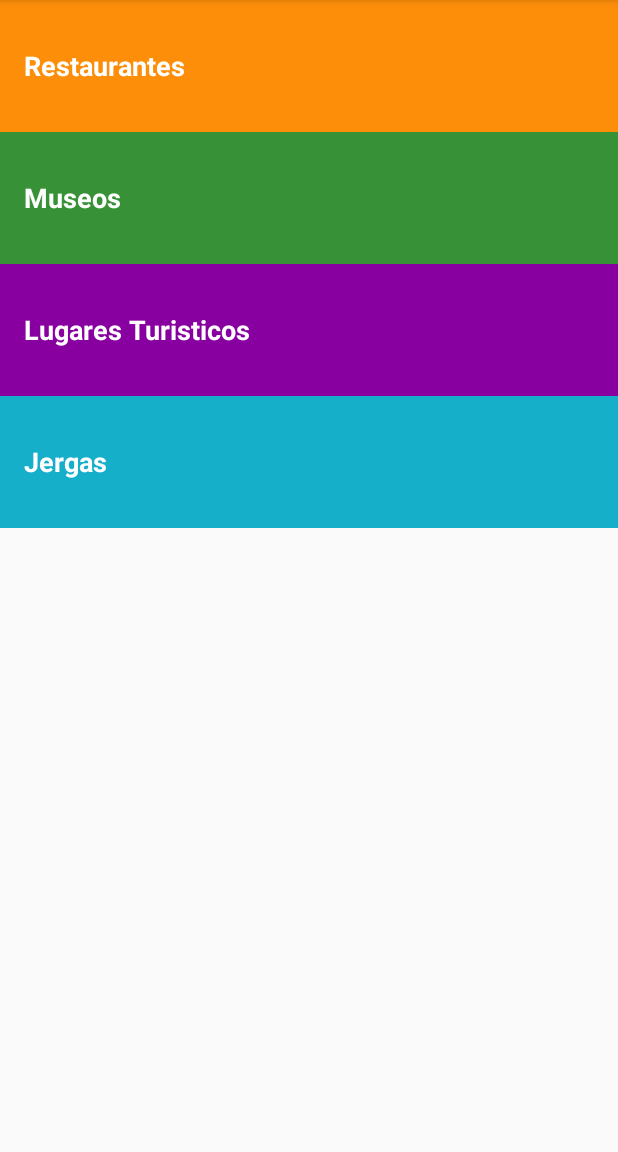
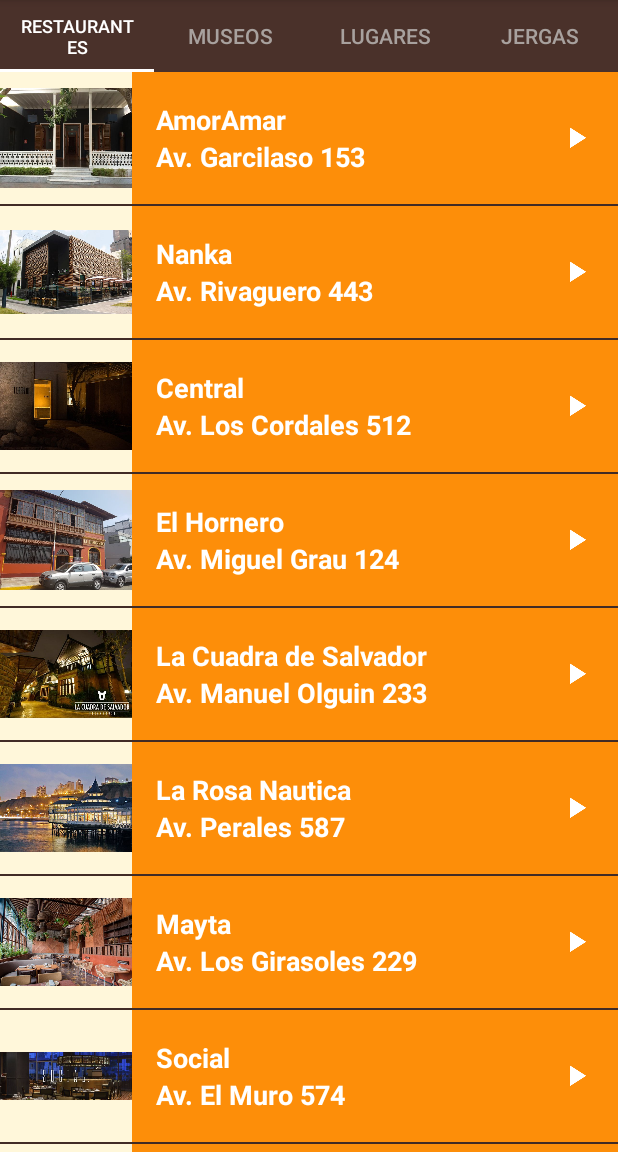
Before and after one commit to juanmdpc/Android_udacity_win10, an Android app: the screen it shows after launch (MainActivity), on a phone screen of 412 x 824 dp, the part 84-1236 px from its top. Run offline under Robolectric (Android 15) with nearby library versions, the phone set to English and light mode, and no system bars.

Commit message:
Project 6 Tour Guide v2.0 Fragments ViewPager PagerAdapter TabLayout added

```diff
--- a/MultiScreen_Apps/Miwok-Starter-code/app/src/main/java/com/example/android/miwok/CategoryFragmentPagerAdapter.java
+++ b/MultiScreen_Apps/Miwok-Starter-code/app/src/main/java/com/example/android/miwok/CategoryFragmentPagerAdapter.java
@@ -60,11 +60,11 @@ public class CategoryFragmentPagerAdapter extends FragmentPagerAdapter
     {
         switch (position)
         {
+            case 0:
+                return mContext.getString(R.string.category_numbers);
             case 1:
-                return mContext.getString(R.string.category_numbers);
+                return mContext.getString(R.string.category_family);
             case 2:
-                return mContext.getString(R.string.category_family);
-            case 3:
                 return mContext.getString(R.string.category_colors);
             default:
                 return mContext.getString(R.string.category_phrases);
--- a/TourGuide/app/build.gradle
+++ b/TourGuide/app/build.gradle
@@ -28,7 +28,12 @@ dependencies {
 
     implementation 'androidx.appcompat:appcompat:1.0.2'
     implementation 'androidx.constraintlayout:constraintlayout:1.1.3'
+    implementation 'androidx.legacy:legacy-support-v4:1.0.0'
     testImplementation 'junit:junit:4.12'
     androidTestImplementation 'androidx.test.ext:junit:1.1.1'
     androidTestImplementation 'androidx.test.espresso:espresso-core:3.2.0'
+
+    implementation 'com.google.android.material:material:1.0.0'
+
+
 }
--- /dev/null
+++ b/TourGuide/app/src/main/java/com/example/tour_guide/InformationPagerAdapter.java
@@ -0,0 +1,81 @@
+package com.example.tour_guide;
+
+import android.content.Context;
+
+import androidx.annotation.Nullable;
+import androidx.core.content.ContextCompat;
+import androidx.fragment.app.Fragment;
+import androidx.fragment.app.FragmentManager;
+import androidx.fragment.app.FragmentPagerAdapter;
+
+/**
+ * {@link InformationPagerAdapter} is a {@link FragmentPagerAdapter} that can provide
+ * the layout for each list item on a data source which is a list of {@link Information} objects.
+ */
+public class InformationPagerAdapter extends FragmentPagerAdapter
+{
+    /** Context of the app */
+    private Context mContext;
+
+    /**
+     * Create a new {@link InformationPagerAdapter} object.
+     * @param fm is the fragment manager that will keep each fragment's state in the adapter across swipes.
+     * @param context is the context of the activity.
+     */
+    public InformationPagerAdapter(FragmentManager fm, Context context)
+    {
+        super(fm);
+        mContext = context;
+    }
+
+    /**
+     * @return the total number of pages.
+     */
+    @Override
+    public int getCount()
+    {
+        return 4;
+    }
+
+    /**
+     *
+     * @param position is the number of page swiped.
+     * @return the {@link Fragment} that should be displayed for the given page number.
+     */
+    @Override
+    public Fragment getItem(int position)
+    {
+        switch (position)
+        {
+            case 0:
+                return new RestaurantsFragment();
+            case 1:
+                return new MuseumsFragment();
+            case 2:
+                return new PlacesFragment();
+            default:
+                return new SlangFragment();
+        }
+    }
+
+    /**
+     *
+     * @param position is the number of page selected.
+     * @return the {@link CharSequence} that should tab name for the given page.
+     */
+    @Override
+    public CharSequence getPageTitle(int position)
+    {
+        switch (position)
+        {
+            case 0:
+                return mContext.getString(R.string.category_restaurants);
+            case 1:
+                return mContext.getString(R.string.category_museums);
+            case 2:
+                return mContext.getString(R.string.category_tourist_places);
+            default:
+                return mContext.getString(R.string.category_slang);
+        }
+    }
+}
--- a/TourGuide/app/src/main/java/com/example/tour_guide/MainActivity.java
+++ b/TourGuide/app/src/main/java/com/example/tour_guide/MainActivity.java
@@ -1,11 +1,15 @@
 package com.example.tour_guide;
 
 import androidx.appcompat.app.AppCompatActivity;
+import androidx.viewpager.widget.PagerAdapter;
+import androidx.viewpager.widget.ViewPager;
 
 import android.content.Intent;
 import android.os.Bundle;
 import android.view.View;
 import android.widget.TextView;
+
+import com.google.android.material.tabs.TabLayout;
 
 public class MainActivity extends AppCompatActivity
 {
@@ -16,50 +20,24 @@ public class MainActivity extends AppCompatActivity
         super.onCreate(savedInstanceState);
         setContentView(R.layout.activity_main);
 
-        // Find the View for each category
-        TextView restaurantsTvi = findViewById(R.id.restaurants);
-        TextView museumsTvi = findViewById(R.id.museums);
-        TextView placesTvi = findViewById(R.id.places);
-        TextView slangTvi = findViewById(R.id.slang);
+        // Find the view pager that will allow the user to swipe between fragments
+        ViewPager viewPager = findViewById(R.id.view_pager);
 
-        restaurantsTvi.setOnClickListener(new View.OnClickListener()
-        {
-            @Override
-            public void onClick(View v)
-            {
-                Intent intent = new Intent(MainActivity.this, RestaurantsActivity.class);
-                startActivity(intent);
-            }
-        });
+        // Create an adapter that knows which fragment should be shown on each page.
+        PagerAdapter adapter = new InformationPagerAdapter(getSupportFragmentManager(), this);
 
-        museumsTvi.setOnClickListener(new View.OnClickListener()
-        {
-            @Override
-            public void onClick(View v)
-            {
-                Intent intent = new Intent(MainActivity.this, MuseumsActivity.class);
-                startActivity(intent);
-            }
-        });
+        // Set the adapter onto the view pager.
+        viewPager.setAdapter(adapter);
 
-        placesTvi.setOnClickListener(new View.OnClickListener()
-        {
-            @Override
-            public void onClick(View v)
-            {
-                Intent intent = new Intent(MainActivity.this, PlacesActivity.class);
-                startActivity(intent);
-            }
-        });
+        // Find the tab layout that shows the tabs.
+        TabLayout tabLayout = findViewById(R.id.tab_layout);
 
-        slangTvi.setOnClickListener(new View.OnClickListener()
-        {
-            @Override
-            public void onClick(View v)
-            {
-                Intent intent = new Intent(MainActivity.this, SlangActivity.class);
-                startActivity(intent);
-            }
-        });
+        // Connect the tab layout with the view pager. This will
+        // 1. Update the tab layout when the view pager is swiped.
+        // 2. Update the view pager when a tab is selected.
+        // 3. Set the tab layout's tab names with the view pager's adapter's titles
+        // by calling onPageTitle()
+        tabLayout.setupWithViewPager(viewPager);
+
     }
 }
--- a/TourGuide/app/src/main/java/com/example/tour_guide/SlangActivity.java
+++ b/TourGuide/app/src/main/java/com/example/tour_guide/MuseumsFragment.java
@@ -1,18 +1,25 @@
 package com.example.tour_guide;
-
-import androidx.appcompat.app.AppCompatActivity;
 
 import android.content.Context;
 import android.media.AudioManager;
 import android.media.MediaPlayer;
 import android.os.Bundle;
+
+import androidx.fragment.app.Fragment;
+
+import android.view.LayoutInflater;
 import android.view.View;
+import android.view.ViewGroup;
 import android.widget.AdapterView;
 import android.widget.ListView;
+import android.widget.TextView;
 
 import java.util.ArrayList;
 
-public class SlangActivity extends AppCompatActivity
+/**
+ * A simple {@link Fragment} subclass.
+ */
+public class MuseumsFragment extends Fragment
 {
     /** Handles playback of all the sound files */
     private MediaPlayer mMediaPlayer;
@@ -66,38 +73,43 @@ public class SlangActivity extends AppCompatActivity
                 }
             };
 
+    public MuseumsFragment()
+    {
+        // Required empty public constructor
+    }
+
+
     @Override
-    protected void onCreate(Bundle savedInstanceState)
+    public View onCreateView(LayoutInflater inflater, ViewGroup container, Bundle savedInstanceState)
     {
-        super.onCreate(savedInstanceState);
-        setContentView(R.layout.information_list);
+        View rootView = inflater.inflate(R.layout.information_list, container, false);
 
         // Create and set up the {@link AudioManager} to request audio focus.
-        mAudioManager = (AudioManager) getSystemService(Context.AUDIO_SERVICE);
+        mAudioManager = (AudioManager) getActivity().getSystemService(Context.AUDIO_SERVICE);
 
         // Create a list of Information objects
         final ArrayList<Information> informations = new ArrayList<>();
 
-        informations.add(new Information("Bien helenas por favor","Bien frías por favor", R.raw.jergas_peruanas_bien_helena));
-        informations.add(new Information("Calla pisado","Calla templado", R.raw.jergas_peruanas_calla_pisado));
-        informations.add(new Information("Estoy aguja","No tengo dinero", R.raw.jergas_peruanas_estoy_aguja));
-        informations.add(new Information("Estoy en la chamba","Estoy en el trabajo", R.raw.jergas_peruanas_estoy_en_chamba));
-        informations.add(new Information("Hablas pan con mango","Dices cosas sin sentido", R.raw.jergas_peruanas_hablas_pan_con_mango));
-        informations.add(new Information("Que gil eres","Que idiota eres", R.raw.jergas_peruanas_que_gil_eres));
-        informations.add(new Information("Unas chelas","Unas cervezas", R.raw.jergas_peruanas_unas_chelas));
-        informations.add(new Information("Vamos a latear","Vamos a caminar", R.raw.jergas_peruanas_vamos_a_latear));
-        informations.add(new Information("Voy a jatear","Ya me voy a dormir", R.raw.jergas_peruanas_voy_a_jatear));
-        informations.add(new Information("Yo soy su machete","Yo soy su enamorado", R.raw.jergas_peruanas_yo_soy_su_machete));
+        informations.add(new Information("Arte Italiano","Av. Garcilaso 153", R.drawable.museo_arte_italiano, R.raw.museo_arte_italiano));
+        informations.add(new Information("Arte de Lima","Av. Rivaguero 443",R.drawable.museo_arte_lima, R.raw.museo_arte_lima));
+        informations.add(new Information("Casa de la Gastronomia Peruana","Av. Los Cordales 512",R.drawable.museo_casa_gastronomia_peruana, R.raw.museo_casa_gastronomia_peruana));
+        informations.add(new Information("LUM","Av. Miguel Grau 124",R.drawable.museo_lum, R.raw.museo_lum));
+        informations.add(new Information("Arqueologia, Antropologia e Historia Peruana","Av. Manuel Olguin 233",R.drawable.museo_nacional_arqueologa_antropologa_historia_peru, R.raw.museo_nacional_arqueologa_antropologa_historia_per));
+        informations.add(new Information("Cultura Peruana","Av. Perales 587",R.drawable.museo_nacional_cultura_peruana, R.raw.museo_nacional_cultura_peruana));
+        informations.add(new Information("Sitio Arturo Jimenez Borja","Av. Los Girasoles 229",R.drawable.museo_sitio_arturo_jimnez_borja, R.raw.museo_sitio_arturo_jimnez_borja));
+        informations.add(new Information("Sitio de Huaca Pucllana","Av. El Muro 574",R.drawable.museo_sitio_huaca_pucllana, R.raw.museo_sitio_huaca_pucllana));
+        informations.add(new Information("Sitio de Huallamarca","Av. Panama 149",R.drawable.museo_sitio_huallamarca, R.raw.museo_sitio_huallamarca));
+        informations.add(new Information("Sitio de Pachacamac","Av. Los Peregrinos 554",R.drawable.museo_sitio_pachacamac, R.raw.museo_sitio_pachacamac));
 
         // Create an {@link InformationAdapter}, whose data source is a list of {@link Information}s.
         // The adapter know hows to create list items for each item in the list.
         InformationAdapter adapter =
-                new InformationAdapter(this, informations, R.color.category_slang);
+                new InformationAdapter(getActivity(), informations, R.color.category_museums);
 
         // Find the {@ListView} object in the view hierarchy of the {@link Activity}.
         // The should be a {@link ListView} with the view ID called list, which is declared in the
         // word_list.xml layout file.
-        ListView listView = findViewById(R.id.list);
+        ListView listView = rootView.findViewById(R.id.list);
 
         // Make the {@link ListView} use the {@link WordAdapter} we created above, so that the
         // {@link ListView} will display list items for each {@link Information} in the list.
@@ -130,7 +142,7 @@ public class SlangActivity extends AppCompatActivity
 
                     // Create and set up the {@link MediaPlayer} for the audio resource associated
                     // with the current Information object.
-                    mMediaPlayer = MediaPlayer.create(SlangActivity.this, information.getmAudioResourceId());
+                    mMediaPlayer = MediaPlayer.create(getActivity(), information.getmAudioResourceId());
 
                     // Start the audio file.
                     mMediaPlayer.start();
@@ -141,10 +153,12 @@ public class SlangActivity extends AppCompatActivity
                 }
             }
         });
+
+        return rootView;
     }
 
     @Override
-    protected void onStop()
+    public void onStop()
     {
         super.onStop();
         // When the activity is stopped, release the media player resources because we won't
--- a/TourGuide/app/src/main/java/com/example/tour_guide/MuseumsActivity.java
+++ b/TourGuide/app/src/main/java/com/example/tour_guide/RestaurantsFragment.java
@@ -1,26 +1,34 @@
 package com.example.tour_guide;
-
-import androidx.appcompat.app.AppCompatActivity;
 
 import android.content.Context;
 import android.media.AudioManager;
 import android.media.MediaPlayer;
 import android.os.Bundle;
+
+import androidx.fragment.app.Fragment;
+
+import android.view.LayoutInflater;
 import android.view.View;
+import android.view.ViewGroup;
 import android.widget.AdapterView;
 import android.widget.ListView;
+import android.widget.TextView;
 
 import java.util.ArrayList;
 
-public class MuseumsActivity extends AppCompatActivity
+/**
+ * A simple {@link Fragment} subclass.
+ */
+public class RestaurantsFragment extends Fragment
 {
+
     /** Handles playback of all the sound files */
     private MediaPlayer mMediaPlayer;
 
     /**
      * This listener gets triggered when the {@link MediaPlayer} has completed playing the audio file.
      */
-    private MediaPlayer.OnCompletionListener mOnCompletionListener = new MediaPlayer.OnCompletionListener()
+    private MediaPlayer.OnCompletionListener mCompleteListener = new MediaPlayer.OnCompletionListener()
     {
         @Override
         public void onCompletion(MediaPlayer mp)
@@ -51,7 +59,7 @@ public class MuseumsActivity extends AppCompatActivity
                         releaseMediaPlayer();
                     }
                     else if (focusChange == AudioManager.AUDIOFOCUS_LOSS_TRANSIENT ||
-                                focusChange == AudioManager.AUDIOFOCUS_LOSS_TRANSIENT_CAN_DUCK)
+                            focusChange == AudioManager.AUDIOFOCUS_LOSS_TRANSIENT_CAN_DUCK)
                     {
                         // The AUDIOFOCUS_LOSS_TRANSIENT case that we've lost audio focus
                         // short amount of time. The AUDIOFOCUS_LOSS_TRANSIENT_CAN_DUCK case
@@ -66,38 +74,42 @@ public class MuseumsActivity extends AppCompatActivity
                 }
             };
 
+    public RestaurantsFragment() {
+        // Required empty public constructor
+    }
+
+
     @Override
-    protected void onCreate(Bundle savedInstanceState)
+    public View onCreateView(LayoutInflater inflater, ViewGroup container, Bundle savedInstanceState)
     {
-        super.onCreate(savedInstanceState);
-        setContentView(R.layout.information_list);
+        View rootView = inflater.inflate(R.layout.information_list, container, false);
 
         // Create and set up the {@link AudioManager} to request audio focus.
-        mAudioManager = (AudioManager) getSystemService(Context.AUDIO_SERVICE);
+        mAudioManager = (AudioManager) getActivity().getSystemService(Context.AUDIO_SERVICE);
 
         // Create a list of Information objects
         final ArrayList<Information> informations = new ArrayList<>();
 
-        informations.add(new Information("Arte Italiano","Av. Garcilaso 153", R.drawable.museo_arte_italiano, R.raw.museo_arte_italiano));
-        informations.add(new Information("Arte de Lima","Av. Rivaguero 443",R.drawable.museo_arte_lima, R.raw.museo_arte_lima));
-        informations.add(new Information("Casa de la Gastronomia Peruana","Av. Los Cordales 512",R.drawable.museo_casa_gastronomia_peruana, R.raw.museo_casa_gastronomia_peruana));
-        informations.add(new Information("LUM","Av. Miguel Grau 124",R.drawable.museo_lum, R.raw.museo_lum));
-        informations.add(new Information("Arqueologia, Antropologia e Historia Peruana","Av. Manuel Olguin 233",R.drawable.museo_nacional_arqueologa_antropologa_historia_peru, R.raw.museo_nacional_arqueologa_antropologa_historia_per));
-        informations.add(new Information("Cultura Peruana","Av. Perales 587",R.drawable.museo_nacional_cultura_peruana, R.raw.museo_nacional_cultura_peruana));
-        informations.add(new Information("Sitio Arturo Jimenez Borja","Av. Los Girasoles 229",R.drawable.museo_sitio_arturo_jimnez_borja, R.raw.museo_sitio_arturo_jimnez_borja));
-        informations.add(new Information("Sitio de Huaca Pucllana","Av. El Muro 574",R.drawable.museo_sitio_huaca_pucllana, R.raw.museo_sitio_huaca_pucllana));
-        informations.add(new Information("Sitio de Huallamarca","Av. Panama 149",R.drawable.museo_sitio_huallamarca, R.raw.museo_sitio_huallamarca));
-        informations.add(new Information("Sitio de Pachacamac","Av. Los Peregrinos 554",R.drawable.museo_sitio_pachacamac, R.raw.museo_sitio_pachacamac));
+        informations.add(new Information("AmorAmar","Av. Garcilaso 153", R.drawable.restaurante_amoramar, R.raw.restaurante_amoramar));
+        informations.add(new Information("Nanka","Av. Rivaguero 443", R.drawable.restaurant_nanka, R.raw.restaurant_nanka));
+        informations.add(new Information("Central","Av. Los Cordales 512", R.drawable.restaurante_central, R.raw.restaurante_central));
+        informations.add(new Information("El Hornero","Av. Miguel Grau 124", R.drawable.restaurante_el_hornero, R.raw.restaurante_el_hornero));
+        informations.add(new Information("La Cuadra de Salvador","Av. Manuel Olguin 233", R.drawable.restaurante_la_cuadra_de_salvador, R.raw.restaurante_la_cuadra_de_salvador));
+        informations.add(new Information("La Rosa Nautica","Av. Perales 587", R.drawable.restaurante_la_rosa_nautica, R.raw.restaurante_la_rosa_nautica));
+        informations.add(new Information("Mayta","Av. Los Girasoles 229", R.drawable.restaurante_mayta, R.raw.restaurante_mayta));
+        informations.add(new Information("Social","Av. El Muro 574", R.drawable.restaurante_social, R.raw.restaurante_social));
+        informations.add(new Information("IK","Av. Panama 149", R.drawable.restaurante_ik, R.raw.restaurante_ik));
+        informations.add(new Information("La Cabrera","Av. Los Peregrinos 554", R.drawable.restaurante_la_cabrera, R.raw.restaurante_la_cabrera));
 
         // Create an {@link InformationAdapter}, whose data source is a list of {@link Information}s.
         // The adapter know hows to create list items for each item in the list.
         InformationAdapter adapter =
-                new InformationAdapter(this, informations, R.color.category_museums);
+                new InformationAdapter(getActivity(), informations, R.color.category_restaurants);
 
         // Find the {@ListView} object in the view hierarchy of the {@link Activity}.
         // The should be a {@link ListView} with the view ID called list, which is declared in the
         // word_list.xml layout file.
-        ListView listView = findViewById(R.id.list);
+        ListView listView = rootView.findViewById(R.id.list);
 
         // Make the {@link ListView} use the {@link WordAdapter} we created above, so that the
         // {@link ListView} will display list items for each {@link Information} in the list.
@@ -130,21 +142,23 @@ public class MuseumsActivity extends AppCompatActivity
 
                     // Create and set up the {@link MediaPlayer} for the audio resource associated
                     // with the current Information object.
-                    mMediaPlayer = MediaPlayer.create(MuseumsActivity.this, information.getmAudioResourceId());
+                    mMediaPlayer = MediaPlayer.create(getActivity(), information.getmAudioResourceId());
 
                     // Start the audio file.
                     mMediaPlayer.start();
 
                     // Set up listener on the media player, so that we can stop and release the
                     // media player once the sound has finished playing.
-                    mMediaPlayer.setOnCompletionListener(mOnCompletionListener);
+                    mMediaPlayer.setOnCompletionListener(mCompleteListener);
                 }
             }
         });
+
+        return rootView;
     }
 
     @Override
-    protected void onStop()
+    public void onStop()
     {
         super.onStop();
         // When the activity is stopped, release the media player resources because we won't
@@ -155,7 +169,7 @@ public class MuseumsActivity extends AppCompatActivity
     /**
      * Clean up the media player by releasing its resources.
      */
-    public void releaseMediaPlayer()
+    private void releaseMediaPlayer()
     {
         // If the media player is not null, then it may be currently playing a sound.
         if (mMediaPlayer != null)
--- a/TourGuide/app/src/main/res/layout/activity_main.xml
+++ b/TourGuide/app/src/main/res/layout/activity_main.xml
@@ -6,56 +6,18 @@
     android:orientation="vertical"
     android:layout_width="match_parent"
     android:layout_height="match_parent"
+    android:background="@color/primary_color"
     tools:context=".MainActivity">
 
-    <FrameLayout
+    <com.google.android.material.tabs.TabLayout
+        style="@style/CategoryTab"
+        android:id="@+id/tab_layout"
         android:layout_width="match_parent"
         android:layout_height="wrap_content"
-        android:background="@color/category_restaurants">
-        <TextView
-            android:id="@+id/restaurants"
-            style="@style/CategoryStyle"
-            android:text="@string/category_restaurants"
-            android:background="?android:selectableItemBackground"
-            />
-    </FrameLayout>
+        app:tabMode="fixed" />
 
-
-    <FrameLayout
+    <androidx.viewpager.widget.ViewPager
+        android:id="@+id/view_pager"
         android:layout_width="match_parent"
-        android:layout_height="wrap_content"
-        android:background="@color/category_museums">
-
-        <TextView
-            android:id="@+id/museums"
-            style="@style/CategoryStyle"
-            android:text="@string/category_museums"
-            android:background="?android:selectableItemBackground" />
-    </FrameLayout>
-
-    <FrameLayout
-        android:layout_width="match_parent"
-        android:layout_height="wrap_content"
-        android:background="@color/category_tourist_places">
-
-        <TextView
-            android:id="@+id/places"
-            style="@style/CategoryStyle"
-            android:text="@string/category_tourist_places"
-            android:background="?android:selectableItemBackground" />
-    </FrameLayout>
-
-    <FrameLayout
-        android:layout_width="match_parent"
-        android:layout_height="wrap_content"
-        android:background="@color/category_slang">
-
-        <TextView
-            android:id="@+id/slang"
-            style="@style/CategoryStyle"
-            android:text="@string/category_slang"
-            android:background="?android:selectableItemBackground" />
-    </FrameLayout>
-
-
+        android:layout_height="match_parent"/>
 </LinearLayout>
--- a/TourGuide/app/src/main/res/values/strings.xml
+++ b/TourGuide/app/src/main/res/values/strings.xml
@@ -2,6 +2,9 @@
     <string name="app_name">Tour-Guide</string>
     <string name="category_restaurants">Restaurantes</string>
     <string name="category_museums">Museos</string>
-    <string name="category_tourist_places">Lugares Turisticos</string>
+    <string name="category_tourist_places">Lugares</string>
     <string name="category_slang">Jergas</string>
+
+    <!-- TODO: Remove or change this placeholder text -->
+    <string name="hello_blank_fragment">Hello blank fragment</string>
 </resources>
--- a/TourGuide/app/src/main/res/values/styles.xml
+++ b/TourGuide/app/src/main/res/values/styles.xml
@@ -7,15 +7,16 @@
         <item name="colorPrimaryDark">@color/primary_dark_color</item>
     </style>
 
-    <!-- Style for each category of tour guide -->
-    <style name="CategoryStyle">
-        <item name="android:layout_width">match_parent</item>
-        <item name="android:layout_height">@dimen/list_item_height</item>
-        <item name="android:gravity">center_vertical</item>
-        <item name="android:padding">16dp</item>
-        <item name="android:textColor">@android:color/white</item>
-        <item name="android:textStyle">bold</item>
-        <item name="android:textAppearance">?android:textAppearanceMedium</item>
+    <!-- Style for a tab that displays a category name -->
+    <style name="CategoryTab" parent="Widget.Design.TabLayout">
+        <item name="tabIndicatorColor">@android:color/white</item>
+        <item name="tabSelectedTextColor">@android:color/white</item>
+        <item name="tabTextAppearance">@style/CategoryTabTextAppearance</item>
+    </style>
+
+    <!-- Text appearance style for a category tab -->
+    <style name="CategoryTabTextAppearance" parent="TextAppearance.Design.Tab">
+        <item name="android:textColor">#A8A19E</item>
     </style>
 
 </resources>
```
Also changed, not shown: TourGuide/app/src/main/AndroidManifest.xml (+0 -34 lines), TourGuide/app/src/main/java/com/example/tour_guide/PlacesFragment.java (renamed from TourGuide/app/src/main/java/com/example/tour_guide/RestaurantsActivity.java, +39 -25 lines), TourGuide/app/src/main/java/com/example/tour_guide/SlangFragment.java (renamed from TourGuide/app/src/main/java/com/example/tour_guide/PlacesActivity.java, +36 -21 lines), TourGuide/app/src/main/res/layout/activity_category.xml (added, +9 -0 lines).
